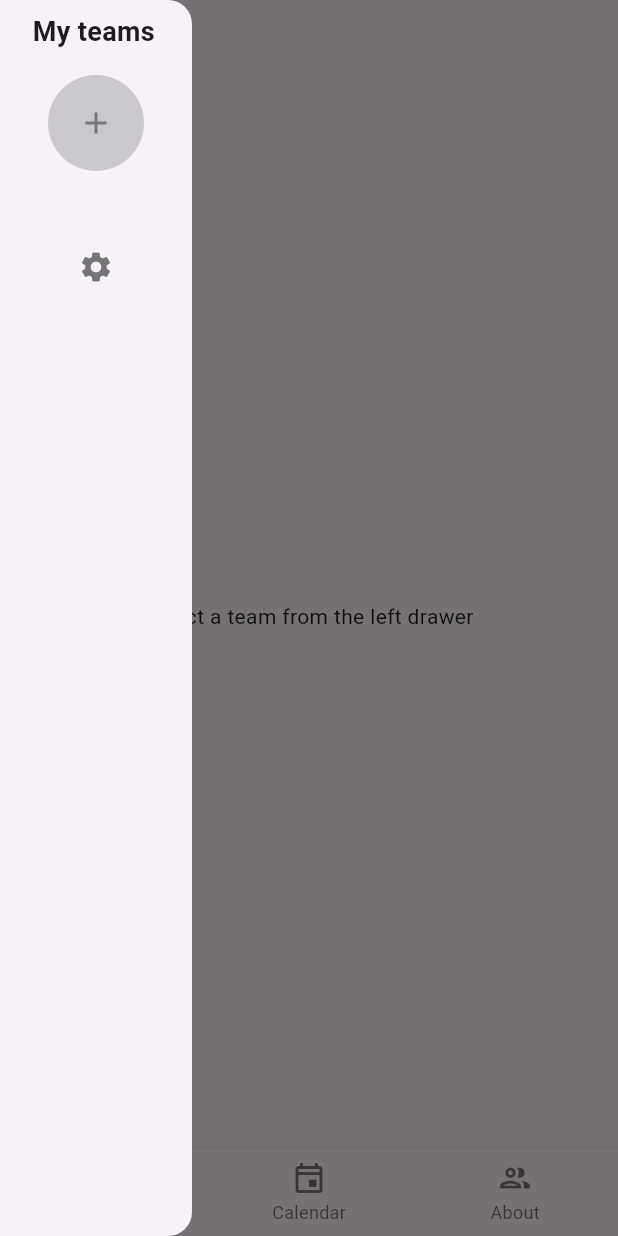
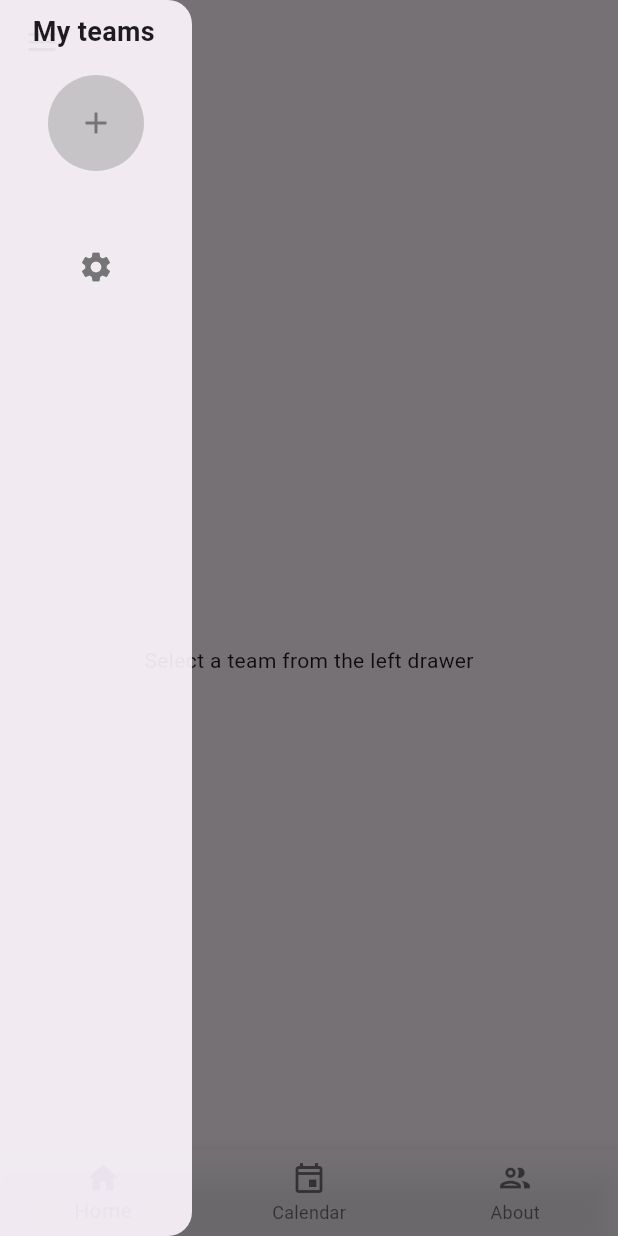
Before and after one commit to FrankNTNU/smart_collab, a Flutter app: the TeamScreen screen opened directly with empty values, with the side drawer open, on a phone screen of 412 x 824 dp. Run offline on Flutter 3.47's test engine with Material 3 defaults, Android fonts, the phone set to English and light mode, and no system bars; our stand-ins replace cached_network_image, cloud_firestore, cloud_functions, easy_localization, file_picker, firebase_auth and 11 more; missing offline and left inert: file_saver; accounts and stored records are empty; network calls fail.

Commit message:
Update UI in team_screen.dart, teams_drawer.dart, issue_tile.dart, issues.dart, and tab_view_bar.dart

```diff
--- a/lib/screens/team_screen.dart
+++ b/lib/screens/team_screen.dart
@@ -111,6 +111,7 @@ class _TeamScreenState extends ConsumerState<TeamScreen> {
     return _EagerInitialization(
       teamId: teamData?.id!,
       child: Scaffold(
+        extendBody: true,
         drawer: TeamsDrawer(
           onTeamSelected: widget.onTeamSelected,
         ),
@@ -133,6 +134,8 @@ class _TeamScreenState extends ConsumerState<TeamScreen> {
         bottomNavigationBar: kIsWeb || teamData?.isArchieved == true
             ? null
             : BottomNavigationBar(
+                backgroundColor:
+                    Theme.of(context).colorScheme.surface.withOpacity(0.7),
                 currentIndex: _mainFeatureTabIndex,
                 onTap: (value) => setState(() {
                   _mainFeatureTabIndex = value;
@@ -302,7 +305,6 @@ class _TeamScreenState extends ConsumerState<TeamScreen> {
                             if (_mainFeatureTabIndex ==
                                 MainFeatureTabIndex.about)
                               TeamInfo(team: teamData),
-
                             // issues
                             if (_mainFeatureTabIndex ==
                                 MainFeatureTabIndex.home)
--- a/lib/screens/teams_drawer.dart
+++ b/lib/screens/teams_drawer.dart
@@ -55,6 +55,7 @@ class _TeamsDrawerState extends ConsumerState<TeamsDrawer> {
       (value) => value.teams,
     ));
     return Drawer(
+      backgroundColor: Theme.of(context).scaffoldBackgroundColor.withOpacity(0.9),
       width: 128,
       child: ListView(
         children: [
--- a/lib/widgets/issue_tile.dart
+++ b/lib/widgets/issue_tile.dart
@@ -63,7 +63,7 @@ class IssueTile extends StatelessWidget {
                       // navigate to issue screen
                       Navigator.of(context).push(
                         MaterialPageRoute(
-                          builder: (context) => Scaffold(
+                          builder: (_) => Scaffold(
                             appBar: AppBar(
                               title: Text(issueData.title),
                             ),
--- a/lib/widgets/issues.dart
+++ b/lib/widgets/issues.dart
@@ -321,12 +321,11 @@ class _IssuesState extends ConsumerState<Issues> {
         Padding(
           padding: const EdgeInsets.symmetric(horizontal: 8),
           child: TextField(
-
             key: _searchFormKey,
             focusNode: _searchFocusNode,
             onTap: () {
               print('Search field tapped');
-              // _searchFocusNode.requestFocus();
+              _searchFocusNode.requestFocus();
             },
             controller: _searchController,
             onTapOutside: (event) {
@@ -340,7 +339,6 @@ class _IssuesState extends ConsumerState<Issues> {
             },
             decoration: InputDecoration(
                   contentPadding: const EdgeInsets.symmetric(vertical: 8.0),
-
               // outlined
               border: const OutlineInputBorder(),
               hintText: TranslationKeys.searchSomething
--- a/lib/widgets/tab_view_bar.dart
+++ b/lib/widgets/tab_view_bar.dart
@@ -54,7 +54,7 @@ class _TabsState extends State<Tabs> {
         ),
       ),
       child: Container(
-        color: Theme.of(context).scaffoldBackgroundColor,
+        color: Theme.of(context).scaffoldBackgroundColor.withOpacity(0.8),
         child: Material(
           color: Colors.transparent,
           child: InkWell(
@@ -109,7 +109,7 @@ class _TabsState extends State<Tabs> {
       width: double.infinity,
       // grey btm border
       decoration: BoxDecoration(
-        color: Theme.of(context).scaffoldBackgroundColor,
+        color: Theme.of(context).scaffoldBackgroundColor.withOpacity(0.5),
         // border: Border(
         //   bottom: BorderSide(
         //     color: Colors.grey.shade400,
```
